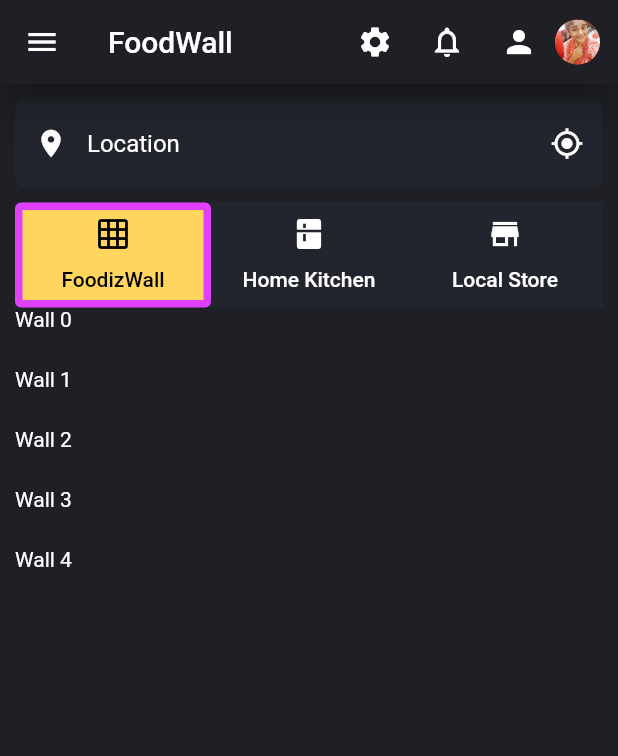
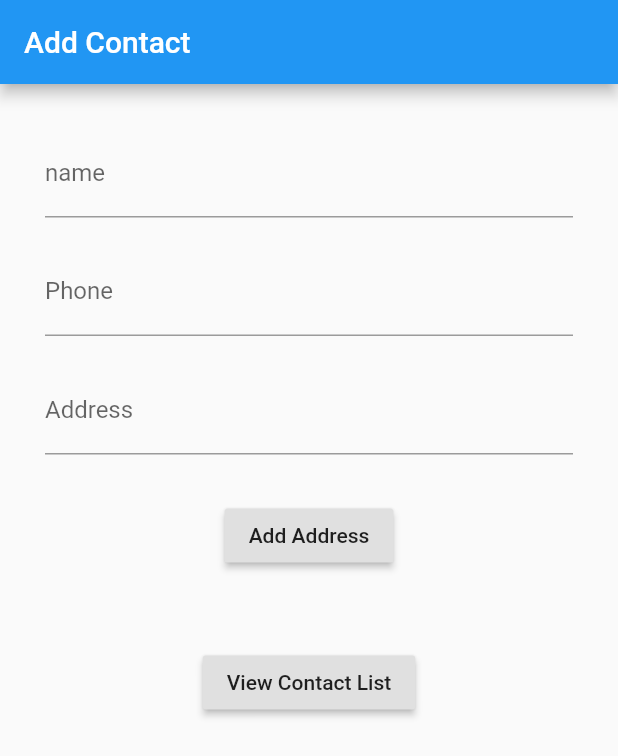
Before and after one commit to Amina-UC-Dev/UI-Page-1, a Flutter app: the screen it shows after launch, on a phone screen of 412 x 824 dp. Shown: the top 756 px of the screen. Run offline on Flutter 3.47's test engine with Material 2 defaults, Android fonts, the phone set to English and light mode, and no system bars.

Commit message:
contact adding and listing

```diff
--- a/lib/main.dart
+++ b/lib/main.dart
@@ -1,4 +1,5 @@
 import 'package:ardhra_chechi_ui/page1.dart';
+import 'package:ardhra_chechi_ui/page2.dart';
 import 'package:flutter/material.dart';
 
 void main() {
@@ -16,7 +17,7 @@ class MyApp extends StatelessWidget {
         visualDensity: VisualDensity.adaptivePlatformDensity,
       ),
       debugShowCheckedModeBanner: false,
-      home: PageOne(),
+      home: pageTwo(),
     );
   }
 }
--- a/lib/page1.dart
+++ b/lib/page1.dart
@@ -1,4 +1,4 @@
-import 'package:flutter/cupertino.dart';
+import 'dart:io';
 import 'package:flutter/material.dart';
 
 class PageOne extends StatefulWidget {
@@ -21,6 +21,7 @@ class _PageOneState extends State<PageOne> with SingleTickerProviderStateMixin {
   }
 
   int cont;
+
 
   @override
   Widget build(BuildContext context) {
--- /dev/null
+++ b/lib/page2.dart
@@ -0,0 +1,90 @@
+import 'package:ardhra_chechi_ui/page3.dart';
+import 'package:flutter/material.dart';
+List contactList = [];
+class pageTwo extends StatefulWidget {
+  @override
+  _pageTwoState createState() => _pageTwoState();
+}
+
+class _pageTwoState extends State<pageTwo> {
+
+  TextEditingController _name = TextEditingController();
+  TextEditingController _phone = TextEditingController();
+  TextEditingController _address = TextEditingController();
+
+
+  _addservice(){
+    var data = {};
+    data["name"] = _name.text;
+    data["phone"] = _phone.text;
+    data["address"] = _address.text;
+    var len = contactList.length;
+    setState(() {
+      contactList.insert(len,data);
+    });
+    print("ADreesss Bookkk "+contactList.toString());
+    setState(() {
+      _name.text = "";
+      _phone.text = "";
+      _address.text = "";
+    });
+  }
+
+  @override
+  Widget build(BuildContext context) {
+    return Scaffold(
+      appBar: AppBar(title: Text("Add Contact"),),
+      body: SingleChildScrollView(
+        child: Padding(
+          padding: const EdgeInsets.all(30),
+          child: Column(
+            children: [
+              TextField(
+                controller: _name,
+                style: TextStyle(color: Colors.black),
+                decoration: InputDecoration(
+                  labelText: "name"
+                ),
+              ),
+              SizedBox(height: 20,),
+              TextField(
+                controller: _phone,
+                style: TextStyle(color: Colors.black),
+                decoration: InputDecoration(
+                    labelText: "Phone"
+                ),
+              ),
+              SizedBox(height: 20,),
+              TextField(
+                controller: _address,
+                style: TextStyle(color: Colors.black),
+                decoration: InputDecoration(
+                    labelText: "Address"
+                ),
+              ),
+              SizedBox(height: 30,),
+              MaterialButton(
+                color: Colors.grey[300],
+                onPressed: (){
+                  _addservice();
+                },
+                child: Text("Add Address"),
+              ),
+              SizedBox(height: 50,),
+              MaterialButton(
+                color: Colors.grey[300],
+                onPressed: (){
+                 Navigator.push(context, MaterialPageRoute(
+                   builder: (context) => PgeThree()
+                 ));
+                },
+                child: Text("View Contact List"),
+              )
+
+            ],
+          ),
+        ),
+      ),
+    );
+  }
+}
--- a/pubspec.yaml
+++ b/pubspec.yaml
@@ -28,6 +28,7 @@ dependencies:
   # The following adds the Cupertino Icons font to your application.
   # Use with the CupertinoIcons class for iOS style icons.
   cupertino_icons: ^0.1.3
+
 
 dev_dependencies:
   flutter_test:
```
Also changed, not shown: lib/page3.dart (added, +80 -0 lines), 2 other files.
